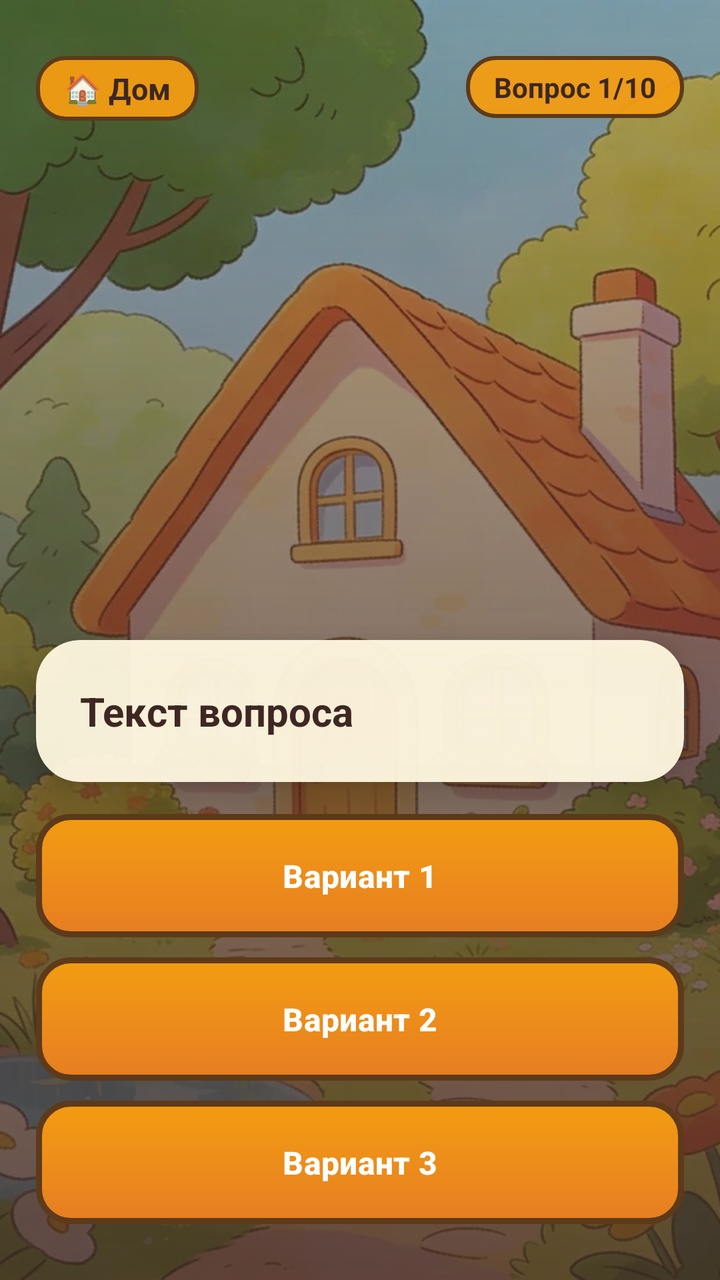
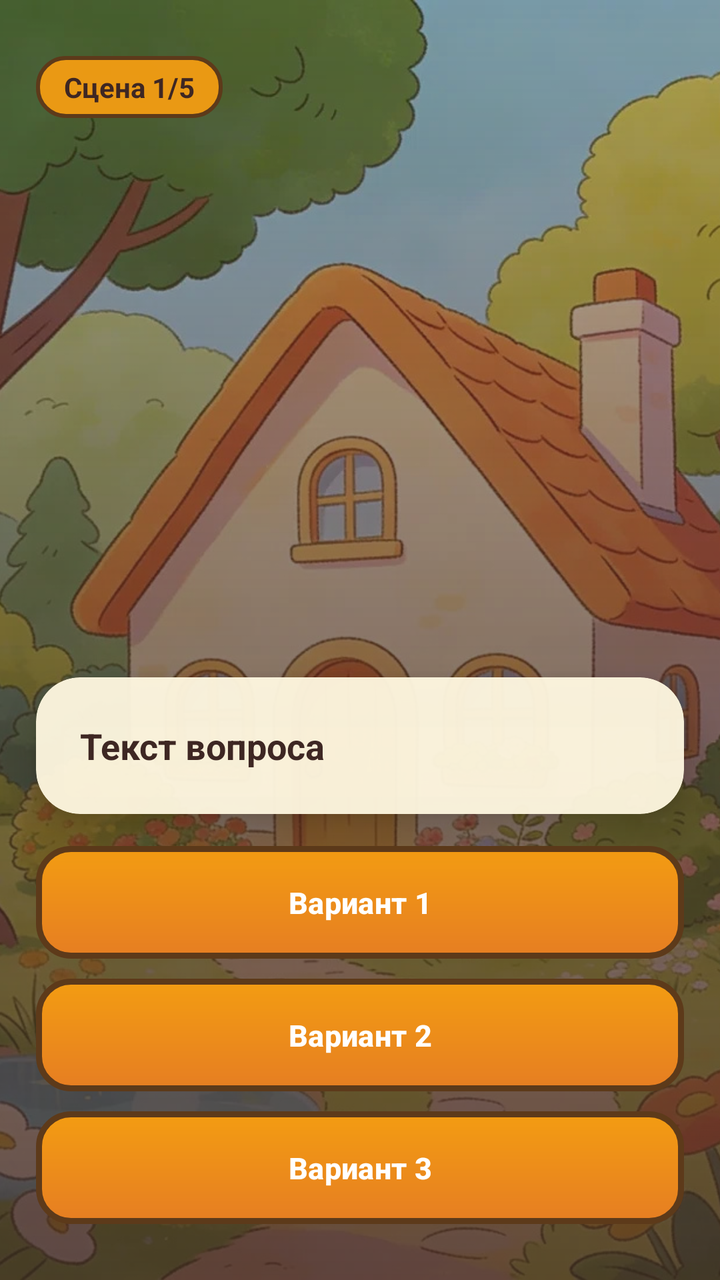

Screens rendered from an Android XML layout before and after an edit, with the pre-edit source and the edit as a unified diff.
<!-- AndroidManifest.xml: application theme Theme.CyberSafetyGame -->
<!-- res/layout/activity_game.xml -->
<?xml version="1.0" encoding="utf-8"?>
<androidx.constraintlayout.widget.ConstraintLayout
    xmlns:android="http://schemas.android.com/apk/res/android"
    xmlns:app="http://schemas.android.com/apk/res-auto"
    android:layout_width="match_parent"
    android:layout_height="match_parent">

    
    <ImageView
        android:id="@+id/ivBackground"
        android:layout_width="0dp"
        android:layout_height="0dp"
        android:scaleType="centerCrop"
        android:src="@drawable/bg_home"
        app:layout_constraintTop_toTopOf="parent"
        app:layout_constraintBottom_toBottomOf="parent"
        app:layout_constraintStart_toStartOf="parent"
        app:layout_constraintEnd_toEndOf="parent" />

    
    <View
        android:id="@+id/vOverlay"
        android:layout_width="0dp"
        android:layout_height="0dp"
        android:background="@drawable/overlay_gradient"
        app:layout_constraintTop_toTopOf="parent"
        app:layout_constraintBottom_toBottomOf="parent"
        app:layout_constraintStart_toStartOf="parent"
        app:layout_constraintEnd_toEndOf="parent" />

    
    <TextView
        android:id="@+id/tvLocation"
        android:layout_width="wrap_content"
        android:layout_height="wrap_content"
        android:text="🏠 Дом"
        android:textColor="#3E2723"
        android:textSize="15sp"
        android:textStyle="bold"
        android:paddingStart="14dp"
        android:paddingEnd="14dp"
        android:paddingTop="6dp"
        android:paddingBottom="6dp"
        android:background="@drawable/badge_bg"
        android:layout_marginTop="28dp"
        android:layout_marginStart="18dp"
        app:layout_constraintTop_toTopOf="parent"
        app:layout_constraintStart_toStartOf="parent" />

    <TextView
        android:id="@+id/tvProgress"
        android:layout_width="wrap_content"
        android:layout_height="wrap_content"
        android:text="Вопрос 1/10"
        android:textColor="#3E2723"
        android:textSize="14sp"
        android:textStyle="bold"
        android:paddingStart="14dp"
        android:paddingEnd="14dp"
        android:paddingTop="6dp"
        android:paddingBottom="6dp"
        android:background="@drawable/badge_bg"
        android:layout_marginTop="28dp"
        android:layout_marginEnd="18dp"
        app:layout_constraintTop_toTopOf="parent"
        app:layout_constraintEnd_toEndOf="parent" />

    
    <androidx.cardview.widget.CardView
        android:id="@+id/cardQuestion"
        android:layout_width="0dp"
        android:layout_height="wrap_content"
        android:layout_marginStart="18dp"
        android:layout_marginEnd="18dp"
        android:layout_marginBottom="16dp"
        app:cardCornerRadius="22dp"
        app:cardElevation="10dp"
        app:cardBackgroundColor="#F2FFF8E1"
        app:layout_constraintBottom_toTopOf="@id/btnOption1"
        app:layout_constraintStart_toStartOf="parent"
        app:layout_constraintEnd_toEndOf="parent">

        <TextView
            android:id="@+id/tvQuestion"
            android:layout_width="match_parent"
            android:layout_height="wrap_content"
            android:padding="22dp"
            android:text="Текст вопроса"
            android:textColor="#3E2723"
            android:textSize="20sp"
            android:lineSpacingExtra="5dp"
            android:textStyle="bold" />
    </androidx.cardview.widget.CardView>

    
    <com.google.android.material.button.MaterialButton
        android:id="@+id/btnOption1"
        android:layout_width="0dp"
        android:layout_height="wrap_content"
        android:text="Вариант 1"
        android:textSize="16sp"
        android:textStyle="bold"
        android:textColor="#FFFFFF"
        android:padding="16dp"
        android:layout_marginStart="18dp"
        android:layout_marginEnd="18dp"
        android:layout_marginBottom="10dp"
        android:background="@drawable/btn_answer_bg"
        app:backgroundTint="@null"
        app:elevation="4dp"
        app:layout_constraintBottom_toTopOf="@id/btnOption2"
        app:layout_constraintStart_toStartOf="parent"
        app:layout_constraintEnd_toEndOf="parent" />

    <com.google.android.material.button.MaterialButton
        android:id="@+id/btnOption2"
        android:layout_width="0dp"
        android:layout_height="wrap_content"
        android:text="Вариант 2"
        android:textSize="16sp"
        android:textStyle="bold"
        android:textColor="#FFFFFF"
        android:padding="16dp"
        android:layout_marginStart="18dp"
        android:layout_marginEnd="18dp"
        android:layout_marginBottom="10dp"
        android:background="@drawable/btn_answer_bg"
        app:backgroundTint="@null"
        app:elevation="4dp"
        app:layout_constraintBottom_toTopOf="@id/btnOption3"
        app:layout_constraintStart_toStartOf="parent"
        app:layout_constraintEnd_toEndOf="parent" />

    <com.google.android.material.button.MaterialButton
        android:id="@+id/btnOption3"
        android:layout_width="0dp"
        android:layout_height="wrap_content"
        android:text="Вариант 3"
        android:textSize="16sp"
        android:textStyle="bold"
        android:textColor="#FFFFFF"
        android:padding="16dp"
        android:layout_marginStart="18dp"
        android:layout_marginEnd="18dp"
        android:layout_marginBottom="28dp"
        android:background="@drawable/btn_answer_bg"
        app:backgroundTint="@null"
        app:elevation="4dp"
        app:layout_constraintBottom_toBottomOf="parent"
        app:layout_constraintStart_toStartOf="parent"
        app:layout_constraintEnd_toEndOf="parent" />

</androidx.constraintlayout.widget.ConstraintLayout>
<!-- resources referenced by this layout -->
<resources>
  <!-- drawable badge_bg (drawable) -->
  <?xml version="1.0" encoding="utf-8"?>
  <shape xmlns:android="http://schemas.android.com/apk/res/android"
      android:shape="rectangle">
      <corners android:radius="14dp" />
      <solid android:color="#F2F39C12" />
      <stroke
          android:width="2dp"
          android:color="#5D3A1A" />
  </shape>
  <!-- drawable bg_home: jpg bitmap (drawable, 217140 bytes) -->
  <!-- drawable btn_answer_bg (drawable) -->
  <?xml version="1.0" encoding="utf-8"?>
  <ripple xmlns:android="http://schemas.android.com/apk/res/android"
      android:color="#33FFFFFF">
      <item>
          <shape android:shape="rectangle">
              <corners android:radius="16dp" />
              <stroke
                  android:width="3dp"
                  android:color="#5D3A1A" />
              <gradient
                  android:angle="270"
                  android:startColor="#F39C12"
                  android:endColor="#E67E22"
                  android:type="linear" />
          </shape>
      </item>
  </ripple>
  <!-- drawable overlay_gradient (drawable) -->
  <?xml version="1.0" encoding="utf-8"?>
  <shape xmlns:android="http://schemas.android.com/apk/res/android"
      android:shape="rectangle">
      <gradient
          android:angle="90"
          android:startColor="#CC3E2723"
          android:centerColor="#993E2723"
          android:endColor="#553E2723"
          android:type="linear" />
  </shape>
  <style name="Theme.CyberSafetyGame" parent="Base.Theme.CyberSafetyGame" />
  <style name="Base.Theme.CyberSafetyGame" parent="Theme.Material3.DayNight.NoActionBar">
          
          
      </style>
</resources>

<!-- the commit's change to res/layout/activity_game.xml (unified diff, before → after) -->
@@ -30,12 +30,12 @@
 
     
     <TextView
-        android:id="@+id/tvLocation"
+        android:id="@+id/tvProgress"
         android:layout_width="wrap_content"
         android:layout_height="wrap_content"
-        android:text="🏠 Дом"
+        android:text="Сцена 1/5"
         android:textColor="#3E2723"
-        android:textSize="15sp"
+        android:textSize="14sp"
         android:textStyle="bold"
         android:paddingStart="14dp"
         android:paddingEnd="14dp"
@@ -46,24 +46,6 @@
         android:layout_marginStart="18dp"
         app:layout_constraintTop_toTopOf="parent"
         app:layout_constraintStart_toStartOf="parent" />
-
-    <TextView
-        android:id="@+id/tvProgress"
-        android:layout_width="wrap_content"
-        android:layout_height="wrap_content"
-        android:text="Вопрос 1/10"
-        android:textColor="#3E2723"
-        android:textSize="14sp"
-        android:textStyle="bold"
-        android:paddingStart="14dp"
-        android:paddingEnd="14dp"
-        android:paddingTop="6dp"
-        android:paddingBottom="6dp"
-        android:background="@drawable/badge_bg"
-        android:layout_marginTop="28dp"
-        android:layout_marginEnd="18dp"
-        app:layout_constraintTop_toTopOf="parent"
-        app:layout_constraintEnd_toEndOf="parent" />
 
     
     <androidx.cardview.widget.CardView
@@ -87,7 +69,7 @@
             android:padding="22dp"
             android:text="Текст вопроса"
             android:textColor="#3E2723"
-            android:textSize="20sp"
+            android:textSize="18sp"
             android:lineSpacingExtra="5dp"
             android:textStyle="bold" />
     </androidx.cardview.widget.CardView>
@@ -98,10 +80,10 @@
         android:layout_width="0dp"
         android:layout_height="wrap_content"
         android:text="Вариант 1"
-        android:textSize="16sp"
+        android:textSize="15sp"
         android:textStyle="bold"
         android:textColor="#FFFFFF"
-        android:padding="16dp"
+        android:padding="14dp"
         android:layout_marginStart="18dp"
         android:layout_marginEnd="18dp"
         android:layout_marginBottom="10dp"
@@ -117,10 +99,10 @@
         android:layout_width="0dp"
         android:layout_height="wrap_content"
         android:text="Вариант 2"
-        android:textSize="16sp"
+        android:textSize="15sp"
         android:textStyle="bold"
         android:textColor="#FFFFFF"
-        android:padding="16dp"
+        android:padding="14dp"
         android:layout_marginStart="18dp"
         android:layout_marginEnd="18dp"
         android:layout_marginBottom="10dp"
@@ -136,10 +118,10 @@
         android:layout_width="0dp"
         android:layout_height="wrap_content"
         android:text="Вариант 3"
-        android:textSize="16sp"
+        android:textSize="15sp"
         android:textStyle="bold"
         android:textColor="#FFFFFF"
-        android:padding="16dp"
+        android:padding="14dp"
         android:layout_marginStart="18dp"
         android:layout_marginEnd="18dp"
         android:layout_marginBottom="28dp"
